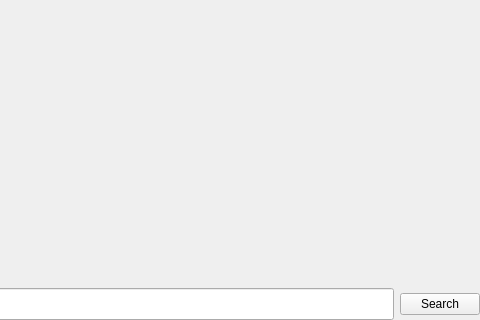
Before: the Qt Designer form ui/list.ui in viur-framework/viur-admin, drawn with Qt 5; both pictures show x 291 to 771 and y 205 to 525 of the 771 by 525 pixel window.
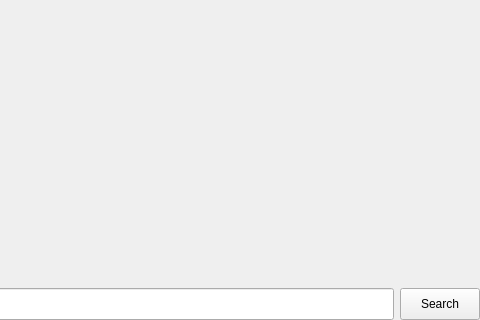
After: the same form once the commit is applied. Icons and pictures are not drawn.

Patch:
```diff
--- a/ui/list.ui
+++ b/ui/list.ui
@@ -40,6 +40,12 @@
      </item>
      <item>
       <widget class="QPushButton" name="searchBTN">
+       <property name="minimumSize">
+        <size>
+         <width>0</width>
+         <height>32</height>
+        </size>
+       </property>
        <property name="text">
         <string>Search</string>
        </property>
```
Left out of the diff: 6 changed lines with no effect on the pictures.
